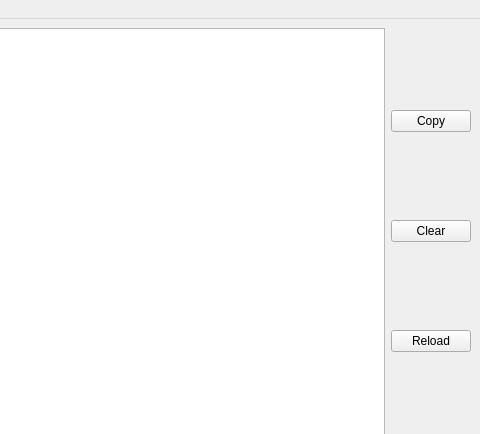
Old version of the form mainwindow.ui in the repository Ilya-Belyanov/Enigma; both pictures show x 334 to 814 and y 0 to 434 of the 814 by 750 pixel window.
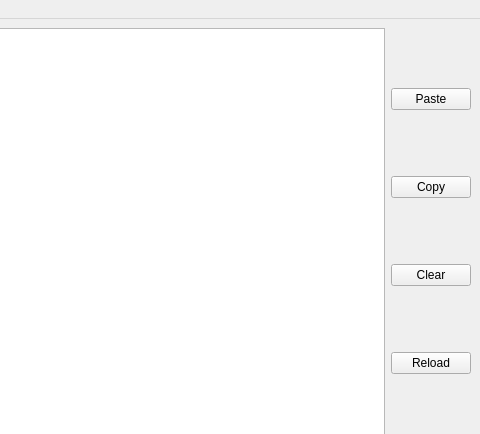
New version of the form. Icons and pictures are not drawn.

Commit message: Done: shortcut and copy/paste

The edit to the form file:
```diff
--- a/mainwindow.ui
+++ b/mainwindow.ui
@@ -58,6 +58,13 @@
       </item>
       <item>
        <layout class="QVBoxLayout" name="verticalLayout">
+        <item>
+         <widget class="QPushButton" name="bPaste">
+          <property name="text">
+           <string>Paste</string>
+          </property>
+         </widget>
+        </item>
         <item>
          <widget class="QPushButton" name="bCopy">
           <property name="text">
```
Left out of the diff: 38 changed lines with no effect on the pictures. The commit also changes 2 other files.
